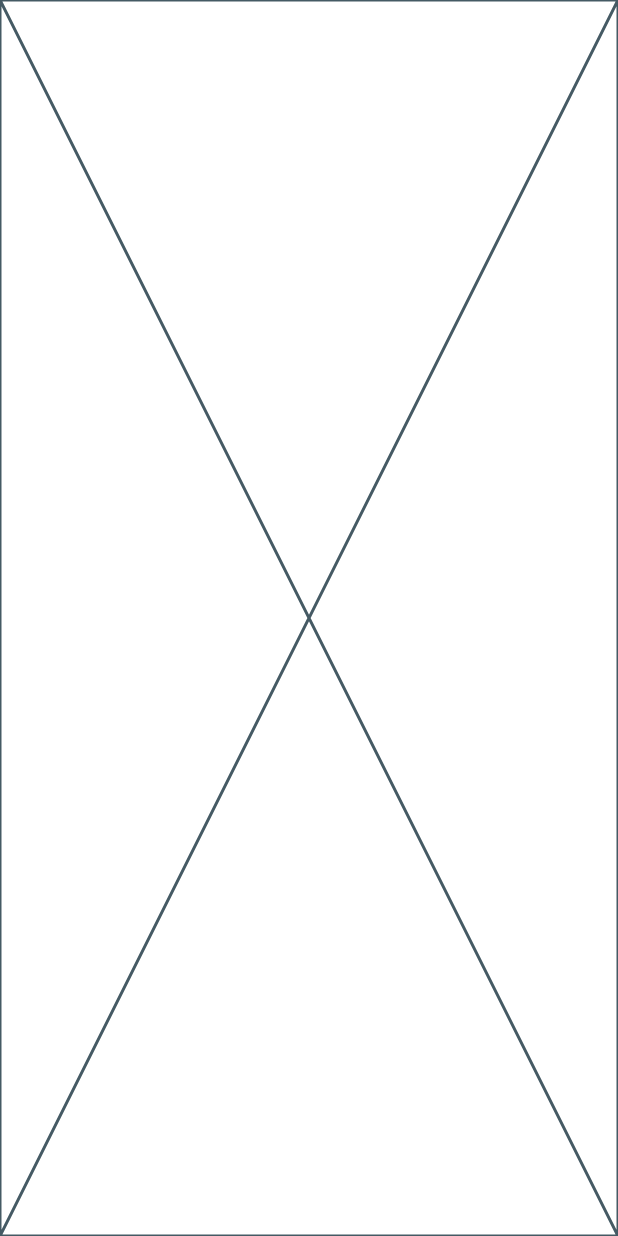
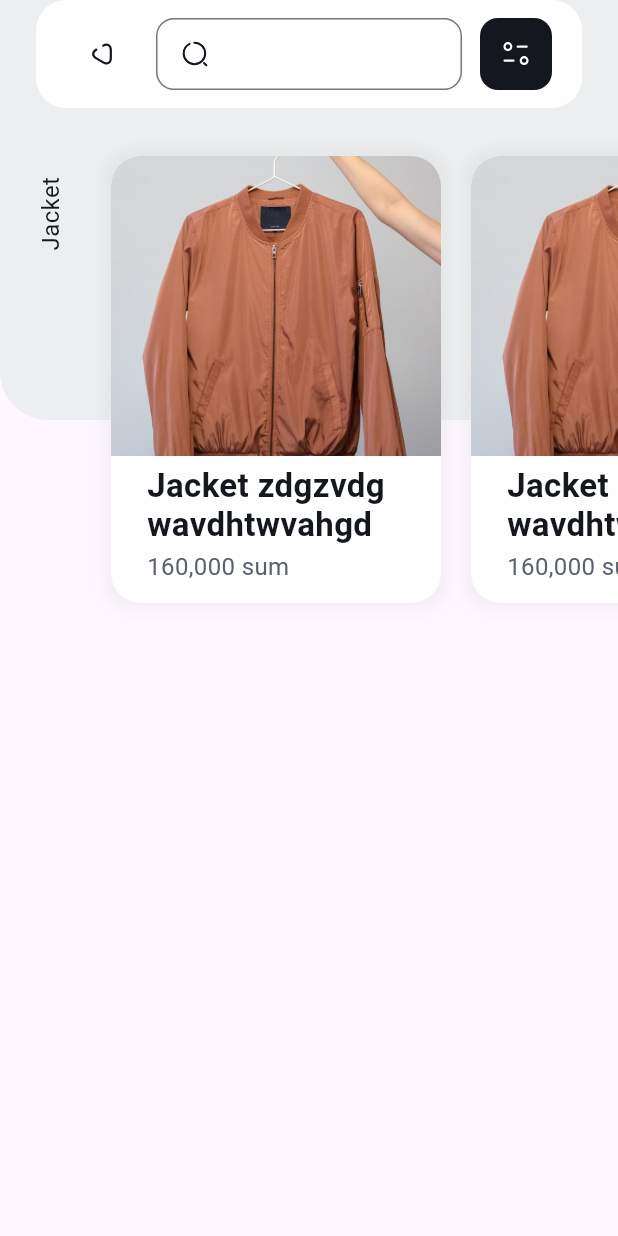
Before and after one commit to tursunalikhorunaliyev/alibi_shop, a Flutter app: the screen it shows after launch, on a phone screen of 412 x 824 dp. Run offline on Flutter 3.47's test engine with Material 3 defaults, Android fonts, the phone set to English and light mode, and no system bars; our stand-ins replace another_flushbar, curved_navigation_bar, dio, flutter_bloc, flutter_screenutil, flutter_svg and 5 more; Roboto replaces fonts that are missing (Plus Jakarta Sans); project files that could hold a hidden picture were left out.

Commit message:
category screen upgrade

```diff
--- a/lib/feature/category/screen/category_screen.dart
+++ b/lib/feature/category/screen/category_screen.dart
@@ -1,3 +1,5 @@
+import 'package:alibi_shop/feature/category/widget/category_card.dart';
+import 'package:alibi_shop/feature/category/widget/top_search_widget.dart';
 import 'package:flutter/material.dart';
 
 class CategoryScreen extends StatelessWidget {
@@ -7,6 +9,74 @@ class CategoryScreen extends StatelessWidget {
 
   @override
   Widget build(BuildContext context) {
-    return const Placeholder();
+    return Scaffold(
+      body: SafeArea(
+        child: Stack(
+          clipBehavior: Clip.hardEdge,
+          children: [
+            Container(
+              width: double.infinity,
+              height: 280,
+              decoration: const BoxDecoration(
+                color: Color(0xFFEDEEEF),
+                borderRadius: BorderRadius.only(
+                  bottomRight: Radius.circular(32),
+                  bottomLeft: Radius.circular(32),
+                ),
+              ),
+            ),
+            SingleChildScrollView(
+              child: Column(
+                children: [
+                  const Padding(
+                    padding: EdgeInsets.symmetric(horizontal: 24),
+                    child: TopSearchWidget(),
+                  ),
+                  const SizedBox(height: 22),
+                  Stack(
+                    children: [
+                      SizedBox(
+                        height: 318,
+                        child: ListView.builder(
+                          itemCount: 10,
+                          shrinkWrap: true,
+                          padding: const EdgeInsets.only(
+                            bottom: 10,
+                            top: 10,
+                            left: 54,
+                            right: 24,
+                          ),
+                          clipBehavior: Clip.antiAlias,
+                          scrollDirection: Axis.horizontal,
+                          itemBuilder: (context, index) => const Padding(
+                            padding: EdgeInsets.only(left: 20),
+                            child: CategoryCard(),
+                          ),
+                        ),
+                      ),
+                      const Positioned(
+                        left: 22,
+                        top: 24,
+                        child: RotatedBox(
+                          quarterTurns: 3,
+                          child: Text(
+                            "Jacket",
+                            style: TextStyle(
+                              color: Color(0xFF14181E),
+                              fontSize: 16,
+                              fontWeight: FontWeight.normal,
+                            ),
+                          ),
+                        ),
+                      ),
+                    ],
+                  ),
+                ],
+              ),
+            ),
+          ],
+        ),
+      ),
+    );
   }
 }
--- /dev/null
+++ b/lib/feature/category/widget/category_card.dart
@@ -0,0 +1,71 @@
+import 'package:flutter/material.dart';
+
+class CategoryCard extends StatelessWidget {
+  const CategoryCard({super.key});
+
+  @override
+  Widget build(BuildContext context) {
+    return Container(
+      width: 220,
+      height: 80,
+      decoration: BoxDecoration(
+        color: const Color(0xFFFEFEFE),
+        borderRadius: BorderRadius.circular(20),
+        boxShadow: [
+          BoxShadow(
+            color: Colors.grey.withOpacity(0.1),
+            spreadRadius: 5,
+            blurRadius: 7,
+            offset: const Offset(0, 0),
+          )
+        ],
+      ),
+      child: Column(
+        crossAxisAlignment: CrossAxisAlignment.start,
+        children: [
+          ClipRRect(
+            borderRadius: const BorderRadius.only(
+              topLeft: Radius.circular(20),
+              topRight: Radius.circular(20),
+            ),
+            child: Image.asset(
+              "assets/picture/jacket.jpg",
+              width: double.infinity,
+              height: 200,
+              fit: BoxFit.cover,
+            ),
+          ),
+          const Padding(
+            padding: EdgeInsets.symmetric(horizontal: 24, vertical: 6),
+            child: Column(
+              crossAxisAlignment: CrossAxisAlignment.start,
+              children: [
+                Text(
+                  "Jacket zdgzvdgwavdhtwvahgd",
+                  overflow: TextOverflow.ellipsis,
+                  maxLines: 2,
+                  style: TextStyle(
+                    fontFamily: "Plus Jakarta Sans",
+                    fontSize: 22,
+                    height: 26 / 22,
+                    fontWeight: FontWeight.bold,
+                    color: Color(0xFF14181E),
+                  ),
+                ),
+                SizedBox(height: 4),
+                Text(
+                  "160,000 sum",
+                  style: TextStyle(
+                    fontFamily: "Plus Jakarta Sans",
+                    fontSize: 16,
+                    color: Color(0xFF59616C),
+                  ),
+                ),
+              ],
+            ),
+          )
+        ],
+      ),
+    );
+  }
+}
--- /dev/null
+++ b/lib/feature/category/widget/top_search_widget.dart
@@ -0,0 +1,68 @@
+import 'dart:io';
+
+import 'package:flutter/material.dart';
+import 'package:flutter_svg/flutter_svg.dart';
+
+class TopSearchWidget extends StatelessWidget {
+  const TopSearchWidget({super.key});
+
+  @override
+  Widget build(BuildContext context) {
+    return Container(
+      width: double.infinity,
+      height: 72,
+      decoration: BoxDecoration(
+        color: const Color(0xFFFEFEFE),
+        borderRadius: BorderRadius.circular(20),
+      ),
+      child: Padding(
+        padding: const EdgeInsets.symmetric(horizontal: 20, vertical: 12),
+        child: Row(
+          mainAxisAlignment: MainAxisAlignment.spaceBetween,
+          children: [
+            SvgPicture.asset("assets/icons/play.svg"),
+            const SizedBox(width: 12),
+            Expanded(
+              child: TextField(
+                style: const TextStyle(
+                  fontSize: 14,
+                  fontFamily: "Plus Jakarta Sans",
+                ),
+                decoration: InputDecoration(
+                  contentPadding: const EdgeInsets.symmetric(vertical: 10),
+                  prefixIcon: Padding(
+                    padding: const EdgeInsets.symmetric(
+                      horizontal: 16,
+                      vertical: 14.5,
+                    ),
+                    child: SvgPicture.asset("assets/icons/search.svg"),
+                  ),
+                  border: OutlineInputBorder(
+                    borderRadius: BorderRadius.circular(12),
+                    borderSide: const BorderSide(
+                      width: 1,
+                      color: Color(0xFF14181E),
+                    ),
+                  ),
+                ),
+              ),
+            ),
+            const SizedBox(width: 12),
+            Container(
+              width: 48,
+              height: 48,
+              decoration: BoxDecoration(
+                color: const Color(0xFF14181E),
+                borderRadius: BorderRadius.circular(12),
+              ),
+              child: Padding(
+                padding: const EdgeInsets.all(12),
+                child: SvgPicture.asset("assets/icons/filterr.svg"),
+              ),
+            ),
+          ],
+        ),
+      ),
+    );
+  }
+}
```
Also changed, not shown: assets/icons/filterr.svg (added), assets/icons/play.svg (added), assets/icons/search.svg (added), assets/picture/jacket.jpg (added).
